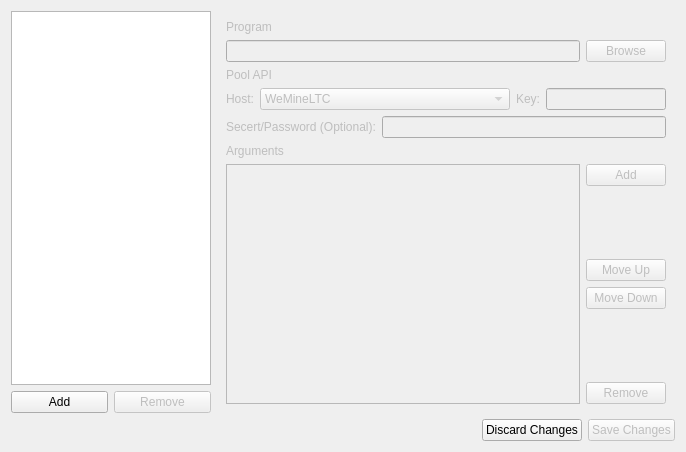
The window that src/manageminers.ui (NexusTools/CoinMiningStats) describes before a commit, drawn with Qt 5.
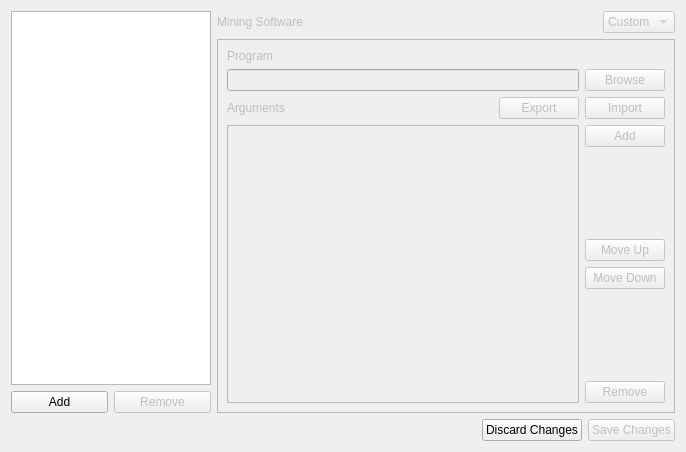
The same window after the commit.

Commit message: Began restructuring mining configuration page

The edit to the form file:
```diff
--- a/src/manageminers.ui
+++ b/src/manageminers.ui
@@ -74,10 +74,73 @@
          <verstretch>0</verstretch>
         </sizepolicy>
        </property>
-       <layout class="QVBoxLayout" name="verticalLayout_3">
+       <layout class="QVBoxLayout" name="_2">
+        <property name="leftMargin">
+         <number>0</number>
+        </property>
+        <property name="topMargin">
+         <number>0</number>
+        </property>
+        <property name="rightMargin">
+         <number>0</number>
+        </property>
+        <property name="bottomMargin">
+         <number>0</number>
+        </property>
+        <item>
+         <layout class="QHBoxLayout" name="horizontalLayout_5">
         <item>
          <widget class="QLabel" name="label_4">
           <property name="text">
+             <string>Mining Software</string>
+            </property>
+           </widget>
+          </item>
+          <item>
+           <widget class="QComboBox" name="cmbSoftware">
+            <property name="sizePolicy">
+             <sizepolicy hsizetype="Fixed" vsizetype="Fixed">
+              <horstretch>0</horstretch>
+              <verstretch>0</verstretch>
+             </sizepolicy>
+            </property>
+            <item>
+             <property name="text">
+              <string>Custom</string>
+             </property>
+            </item>
+           </widget>
+          </item>
+         </layout>
+        </item>
+        <item>
+         <widget class="QFrame" name="frame">
+          <property name="frameShape">
+           <enum>QFrame::StyledPanel</enum>
+          </property>
+          <property name="frameShadow">
+           <enum>QFrame::Raised</enum>
+          </property>
+          <layout class="QVBoxLayout" name="verticalLayout_6">
+           <property name="leftMargin">
+            <number>0</number>
+           </property>
+           <property name="topMargin">
+            <number>0</number>
+           </property>
+           <property name="rightMargin">
+            <number>0</number>
+           </property>
+           <property name="bottomMargin">
+            <number>0</number>
+           </property>
+           <item>
+            <widget class="QStackedWidget" name="stackedWidget">
+             <widget class="QWidget" name="page">
+              <layout class="QVBoxLayout" name="verticalLayout_5">
+               <item>
+                <widget class="QLabel" name="label">
+                 <property name="text">
            <string>Program</string>
           </property>
          </widget>
@@ -97,96 +160,8 @@
          </layout>
         </item>
         <item>
-         <widget class="QLabel" name="label">
-          <property name="text">
-           <string>Pool API</string>
-          </property>
-         </widget>
-        </item>
-        <item>
-         <layout class="QVBoxLayout" name="verticalLayout_5">
-          <item>
-           <layout class="QHBoxLayout" name="horizontalLayout_5">
-            <item>
-             <widget class="QLabel" name="label_2">
-              <property name="text">
-               <string>Host:</string>
-              </property>
-             </widget>
-            </item>
-            <item>
-             <widget class="QComboBox" name="host">
-              <property name="sizePolicy">
-               <sizepolicy hsizetype="MinimumExpanding" vsizetype="Fixed">
-                <horstretch>0</horstretch>
-                <verstretch>0</verstretch>
-               </sizepolicy>
-              </property>
-              <property name="minimumSize">
-               <size>
-                <width>250</width>
-                <height>0</height>
-               </size>
-              </property>
-              <item>
-               <property name="text">
-                <string>WeMineLTC</string>
-               </property>
-              </item>
-              <item>
-               <property name="text">
-                <string>Slush's Pool</string>
-               </property>
-              </item>
-              <item>
-               <property name="text">
-                <string extracomment="Set a custom pool URL.">Custom</string>
-               </property>
-              </item>
-             </widget>
-            </item>
-            <item>
-             <widget class="QLabel" name="label_5">
-              <property name="text">
-               <string>Key:</string>
-              </property>
-             </widget>
-            </item>
-            <item>
-             <widget class="QLineEdit" name="key">
-              <property name="sizePolicy">
-               <sizepolicy hsizetype="Expanding" vsizetype="Fixed">
-                <horstretch>0</horstretch>
-                <verstretch>0</verstretch>
-               </sizepolicy>
-              </property>
-              <property name="minimumSize">
-               <size>
-                <width>0</width>
-                <height>0</height>
-               </size>
-              </property>
-             </widget>
-            </item>
-           </layout>
-          </item>
-          <item>
            <layout class="QHBoxLayout" name="horizontalLayout_7">
             <item>
-             <widget class="QLabel" name="label_6">
-              <property name="text">
-               <string>Secert/Password (Optional):</string>
-              </property>
-             </widget>
-            </item>
-            <item>
-             <widget class="QLineEdit" name="secert"/>
-            </item>
-           </layout>
-          </item>
-         </layout>
-        </item>
-        <item>
          <widget class="QLabel" name="label_3">
           <property name="text">
            <string>Arguments</string>
@@ -194,6 +169,34 @@
          </widget>
         </item>
         <item>
+                  <widget class="QPushButton" name="pushButton_2">
+                   <property name="sizePolicy">
+                    <sizepolicy hsizetype="Fixed" vsizetype="Fixed">
+                     <horstretch>0</horstretch>
+                     <verstretch>0</verstretch>
+                    </sizepolicy>
+                   </property>
+                   <property name="text">
+                    <string>Export</string>
+                   </property>
+                  </widget>
+                 </item>
+                 <item>
+                  <widget class="QPushButton" name="pushButton">
+                   <property name="sizePolicy">
+                    <sizepolicy hsizetype="Fixed" vsizetype="Fixed">
+                     <horstretch>0</horstretch>
+                     <verstretch>0</verstretch>
+                    </sizepolicy>
+                   </property>
+                   <property name="text">
+                    <string>Import</string>
+                   </property>
+                  </widget>
+                 </item>
+                </layout>
+               </item>
+               <item>
          <layout class="QHBoxLayout" name="horizontalLayout_3">
           <item>
            <widget class="QListWidget" name="arguments"/>
@@ -266,6 +269,14 @@
            </layout>
           </item>
          </layout>
+               </item>
+              </layout>
+             </widget>
+             <widget class="QWidget" name="page_2"/>
+            </widget>
+           </item>
+          </layout>
+         </widget>
         </item>
        </layout>
       </widget>
```
Lines whose indentation alone changed are shown as unchanged. The commit also changes 1 other file.
